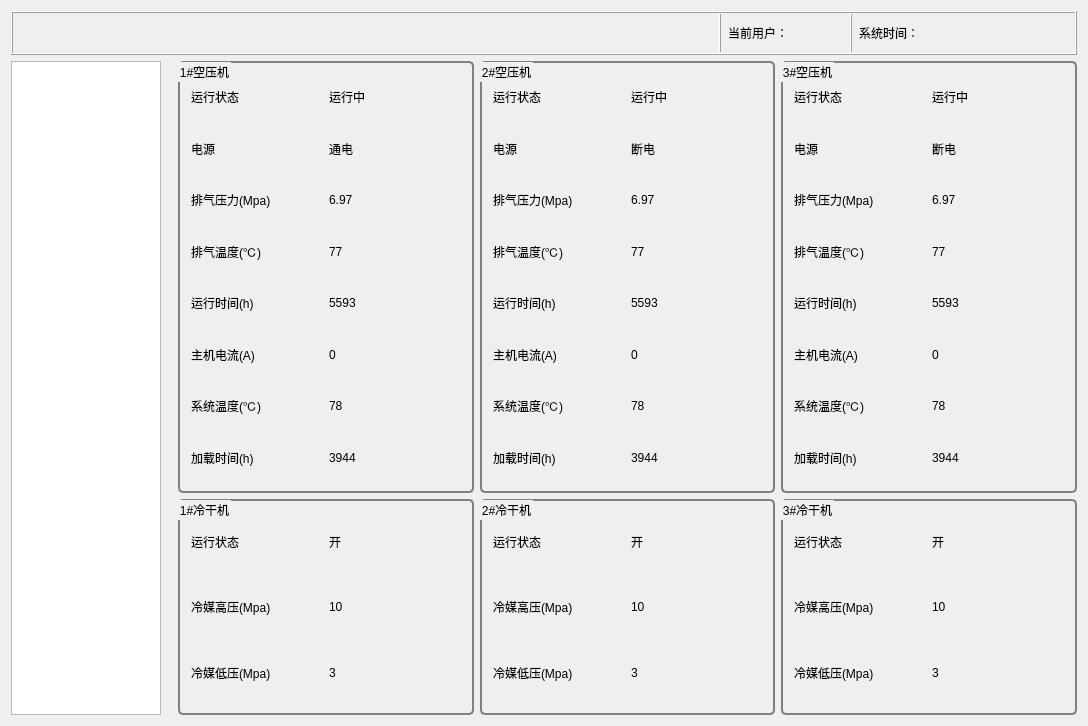
happyzxx1988/CHControlSystem, file mainwindow.ui: the form before one commit.
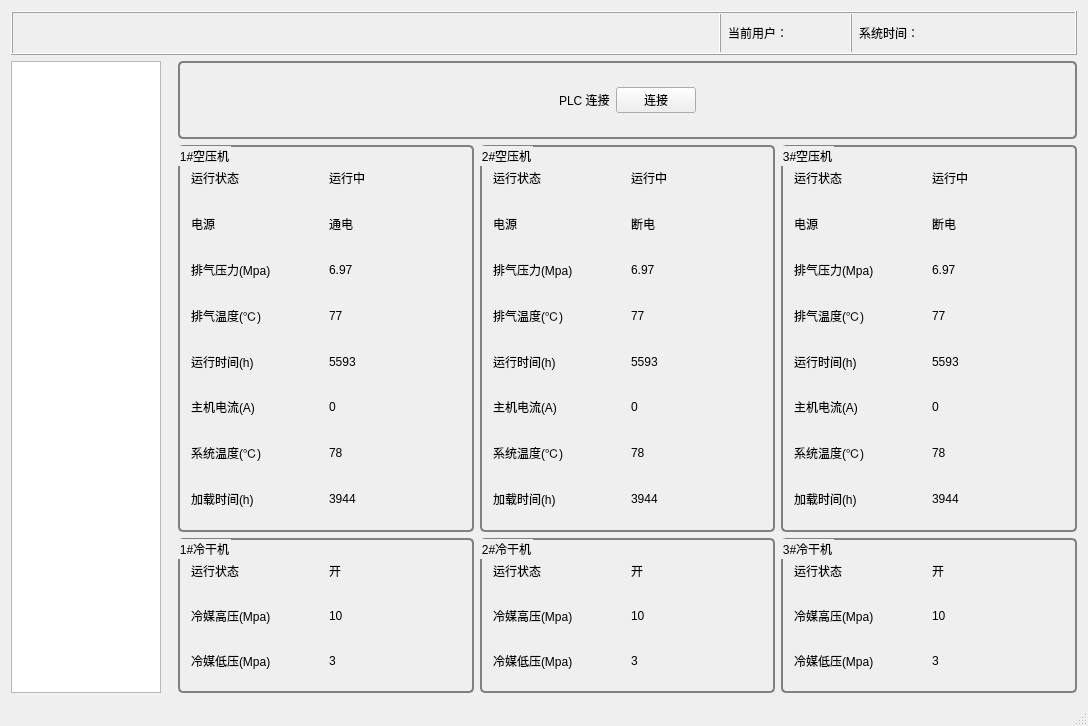
The form after the commit. Icons and pictures are not drawn. Custom widgets are drawn as their Qt base class.

Patch:
```diff
--- a/mainwindow.ui
+++ b/mainwindow.ui
@@ -306,7 +306,7 @@
          <number>0</number>
         </property>
         <widget class="QWidget" name="main_p">
-         <layout class="QVBoxLayout" name="verticalLayout_9" stretch="2,1">
+         <layout class="QVBoxLayout" name="verticalLayout_9" stretch="1,5,2">
           <property name="topMargin">
            <number>0</number>
           </property>
@@ -316,6 +316,59 @@
           <property name="bottomMargin">
            <number>0</number>
           </property>
+          <item>
+           <widget class="QGroupBox" name="groupBox_25">
+            <property name="title">
+             <string/>
+            </property>
+            <layout class="QGridLayout" name="gridLayout_20">
+             <item row="0" column="0">
+              <layout class="QHBoxLayout" name="horizontalLayout_77">
+               <item>
+                <spacer name="horizontalSpacer_5">
+                 <property name="orientation">
+                  <enum>Qt::Horizontal</enum>
+                 </property>
+                 <property name="sizeHint" stdset="0">
+                  <size>
+                   <width>40</width>
+                   <height>20</height>
+                  </size>
+                 </property>
+                </spacer>
+               </item>
+               <item>
+                <widget class="QLabel" name="label_38">
+                 <property name="text">
+                  <string>PLC 连接</string>
+                 </property>
+                </widget>
+               </item>
+               <item>
+                <widget class="QPushButton" name="connectPLCBtn">
+                 <property name="text">
+                  <string>连接</string>
+                 </property>
+                </widget>
+               </item>
+               <item>
+                <spacer name="horizontalSpacer_4">
+                 <property name="orientation">
+                  <enum>Qt::Horizontal</enum>
+                 </property>
+                 <property name="sizeHint" stdset="0">
+                  <size>
+                   <width>40</width>
+                   <height>20</height>
+                  </size>
+                 </property>
+                </spacer>
+               </item>
+              </layout>
+             </item>
+            </layout>
+           </widget>
+          </item>
           <item>
            <layout class="QHBoxLayout" name="horizontalLayout_56">
             <item>
@@ -2715,6 +2768,7 @@
     </item>
    </layout>
   </widget>
+  <widget class="QStatusBar" name="statusBar"/>
  </widget>
  <layoutdefault spacing="6" margin="11"/>
  <customwidgets>
```
Left out of the diff: 93 changed lines with no effect on the pictures.
